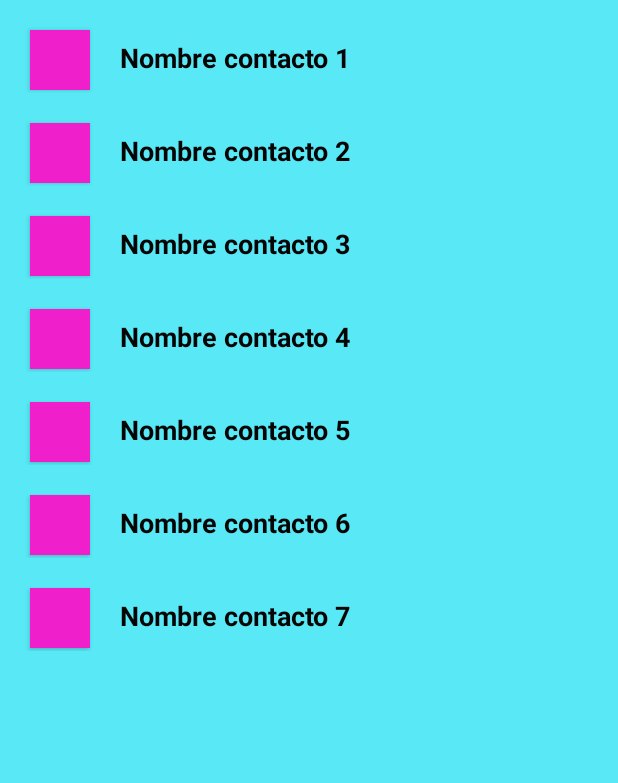
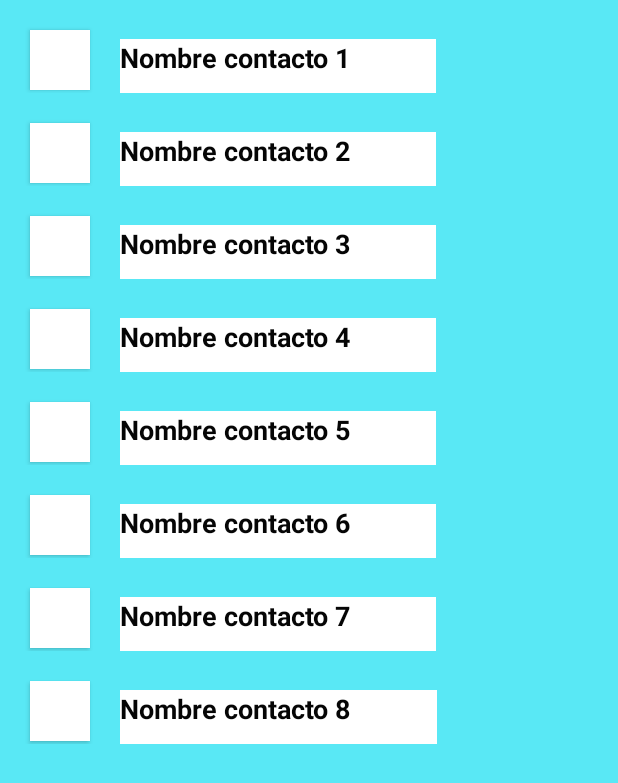
Before and after one commit to CarolinaNoguera/Parcialcaro, an Android app: the layout activity_create_account.xml on its own in the app's theme, with its tools: preview values and no code run, on a phone screen of 412 x 824 dp. Shown: the top 783 px of the screen. Run offline under Robolectric (Android 15) with nearby library versions, the phone set to English and light mode, and no system bars.

Commit message:
parcial actualizado parte 1

```diff
--- a/app/src/main/res/layout/activity_create_account.xml
+++ b/app/src/main/res/layout/activity_create_account.xml
@@ -38,7 +38,8 @@
                 android:text="@string/contacto1"
                 android:textColor="@color/colorPrimary"
                 android:textSize="18sp"
-                android:textStyle="bold" />
+                android:textStyle="bold"
+                android:background="@color/colorAccent"/>
 
 
 
@@ -67,7 +68,9 @@
                 android:text="@string/contacto2"
                 android:textColor="@color/colorPrimary"
                 android:textSize="18sp"
-                android:textStyle="bold" />
+                android:textStyle="bold"
+                android:background="@color/colorAccent"
+                />
 
 
 
@@ -99,7 +102,8 @@
                 android:text="@string/contacto3"
                 android:textColor="@color/colorPrimary"
                 android:textSize="18sp"
-                android:textStyle="bold" />
+                android:textStyle="bold"
+                android:background="@color/colorAccent"/>
 
 
 
@@ -133,7 +137,8 @@
                 android:text="@string/contacto4"
                 android:textColor="@color/colorPrimary"
                 android:textSize="18sp"
-                android:textStyle="bold" />
+                android:textStyle="bold"
+                android:background="@color/colorAccent"/>
 
 
 
@@ -167,7 +172,8 @@
                 android:text="@string/contacto5"
                 android:textColor="@color/colorPrimary"
                 android:textSize="18sp"
-                android:textStyle="bold" />
+                android:textStyle="bold"
+                android:background="@color/colorAccent"/>
 
 
 
@@ -201,7 +207,8 @@
                 android:text="@string/contacto6"
                 android:textColor="@color/colorPrimary"
                 android:textSize="18sp"
-                android:textStyle="bold" />
+                android:textStyle="bold"
+                android:background="@color/colorAccent"/>
 
 
 
@@ -236,7 +243,8 @@
                 android:text="@string/contacto7"
                 android:textColor="@color/colorPrimary"
                 android:textSize="18sp"
-                android:textStyle="bold" />
+                android:textStyle="bold"
+                android:background="@color/colorAccent"/>
 
 
 
@@ -246,6 +254,44 @@
 
         </LinearLayout>
 
+
+
+        <LinearLayout
+
+            android:layout_width="match_parent"
+            android:layout_height="wrap_content"
+            android:weightSum="1">
+
+            <Button
+                android:id="@+id/button8"
+                android:layout_width="40dp"
+                android:layout_height="40dp"
+                android:layout_marginTop="20dp"
+                android:background="@color/colorAccent"
+                android:layout_marginLeft="20dp"/>
+
+            <TextView
+                android:id="@+id/id_tv_question6"
+                android:layout_width="wrap_content"
+                android:layout_height="42dp"
+                android:layout_marginLeft="20dp"
+                android:layout_marginTop="20dp"
+                android:layout_weight="0.32"
+                android:text="@string/contacto8"
+                android:textColor="@color/colorPrimary"
+                android:textSize="18sp"
+                android:textStyle="bold"
+                android:background="@color/colorAccent"/>
+
+
+
+
+
+
+
+        </LinearLayout>
+
+
     </LinearLayout>
 
 
--- a/app/src/main/res/values/colors.xml
+++ b/app/src/main/res/values/colors.xml
@@ -2,7 +2,7 @@
 <resources>
     <color name="colorPrimary">#050505</color>
     <color name="colorPrimaryDark">#54b7b9</color>
-    <color name="colorAccent">#ef1fcc</color>
+    <color name="colorAccent">#ffffff</color>
     <color name="colorAccent1">#59e8f5</color>
 
 </resources>
--- a/app/src/main/res/values/strings.xml
+++ b/app/src/main/res/values/strings.xml
@@ -23,6 +23,6 @@
     <string name="contacto5">Nombre contacto 5</string>
     <string name="contacto6">Nombre contacto 6</string>
     <string name="contacto7">Nombre contacto 7</string>
-    <string name="contacto6">Nombre contacto 6</string>
+    <string name="contacto8">Nombre contacto 8</string>
 
 </resources>
```
